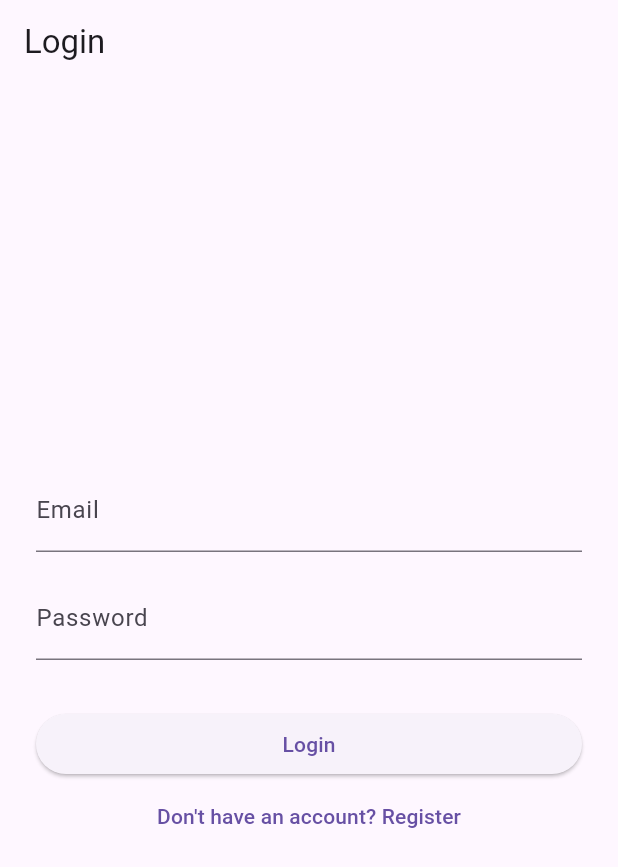
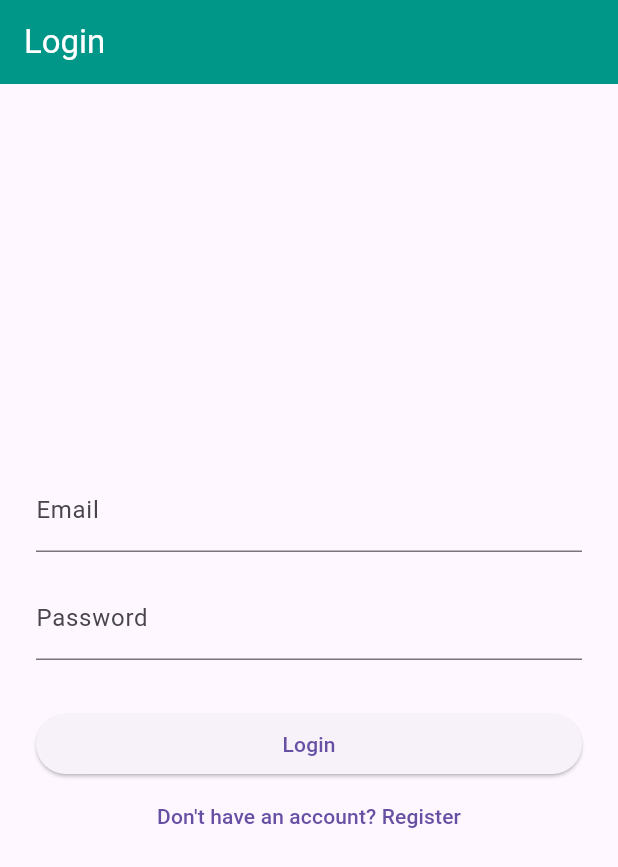
Before and after one commit to s14AP/peerby_intro_mobile, a Flutter app: the screen it shows after launch, on a phone screen of 412 x 824 dp. Shown: the top 867 px of the screen. Run offline on Flutter 3.47's test engine with Material 3 defaults, Android fonts, the phone set to English and light mode, and no system bars; our stand-ins replace device_preview, firebase_auth, firebase_core; accounts and stored records are empty.

Commit message:
add color

```diff
--- a/re_use/lib/screens/auth/login_screen.dart
+++ b/re_use/lib/screens/auth/login_screen.dart
@@ -46,7 +46,11 @@ class _LoginScreenState extends State<LoginScreen> {
   @override
   Widget build(BuildContext context) {
     return Scaffold(
-      appBar: AppBar(title: const Text('Login')),
+      appBar: AppBar(
+        title: const Text('Login'),
+        foregroundColor: Colors.white,
+        backgroundColor: Colors.teal,
+      ),
       body: Padding(
         padding: const EdgeInsets.all(24),
         child: Column(
```
Also changed, not shown: re_use/lib/screens/homepage/homepage.dart (+9 -3 lines), re_use/assets/login/Logo.png (added), re_use/package-lock.json (added), 3 other files.
